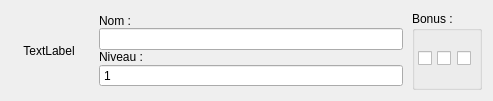
Above: ui/c_status_build.ui from UgVo/Wakfu-Builder before the change. Below: the same form after it.
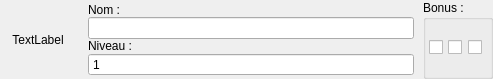
That is the form after the change.

The edit to the form file:
```diff
--- a/ui/c_status_build.ui
+++ b/ui/c_status_build.ui
@@ -7,7 +7,7 @@
     <x>0</x>
     <y>0</y>
     <width>493</width>
-    <height>94</height>
+    <height>76</height>
    </rect>
   </property>
   <property name="minimumSize">
@@ -26,6 +26,18 @@
    <string>Form</string>
   </property>
   <layout class="QHBoxLayout" name="horizontalLayout">
+   <property name="leftMargin">
+    <number>0</number>
+   </property>
+   <property name="topMargin">
+    <number>0</number>
+   </property>
+   <property name="rightMargin">
+    <number>0</number>
+   </property>
+   <property name="bottomMargin">
+    <number>0</number>
+   </property>
    <item>
     <widget class="QWidget" name="image_classe" native="true">
      <property name="minimumSize">
```
